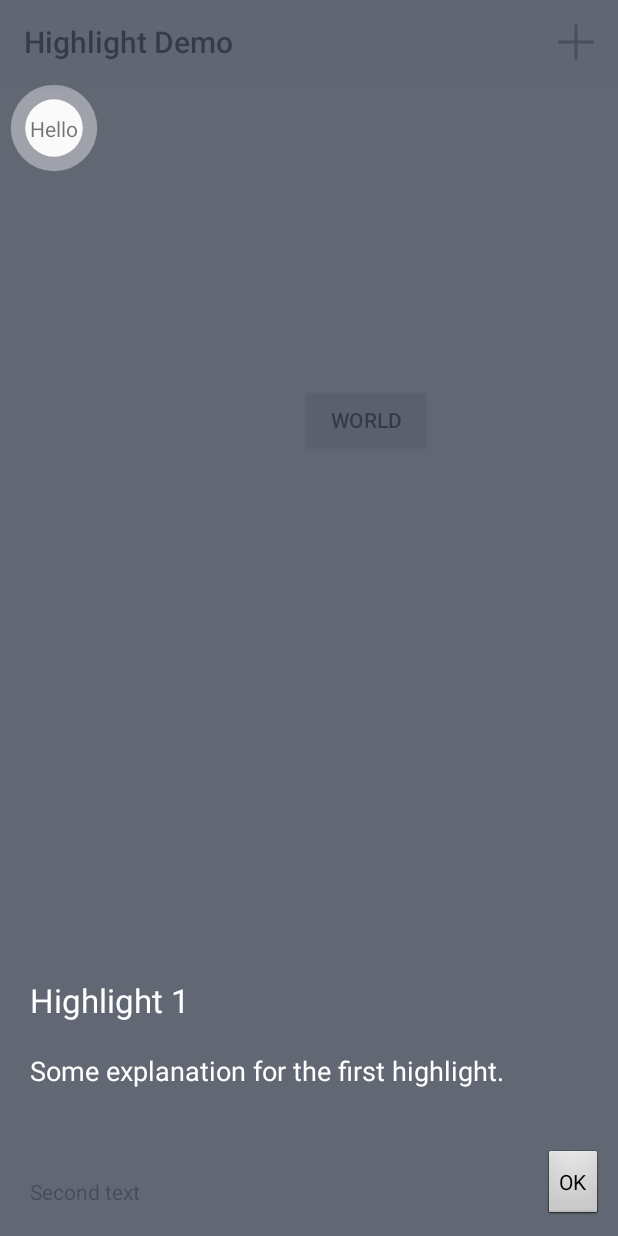
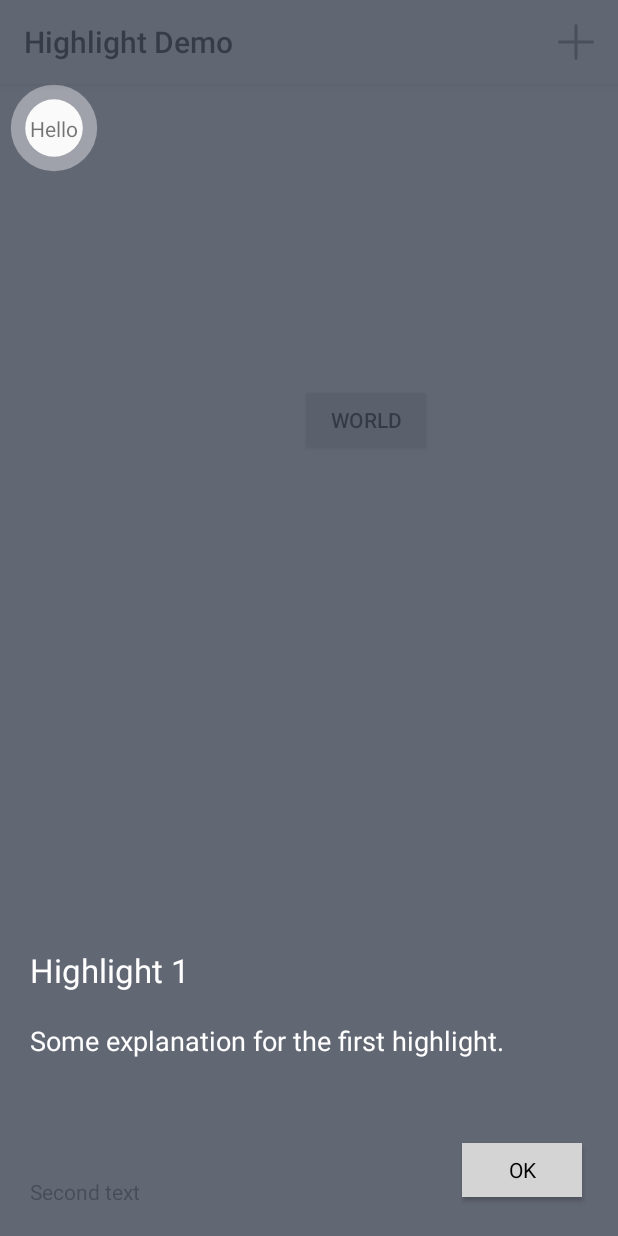
Before and after one commit to apuder/Highlight, an Android app: the screen it shows after launch (MainActivity), on a phone screen of 412 x 824 dp. Run offline under Robolectric (Android 15) with nearby library versions, the phone set to English and light mode, and no system bars.

Commit message:
Use a style for the highlight button

```diff
--- a/highlight/src/main/res/layout/highlight_bottom.xml
+++ b/highlight/src/main/res/layout/highlight_bottom.xml
@@ -7,11 +7,7 @@
 
     <Button
         android:id="@+id/highlight_button"
-        android:layout_width="wrap_content"
-        android:layout_height="wrap_content"
-        android:layout_alignParentBottom="true"
-        android:layout_alignParentRight="true"
-        android:layout_margin="@dimen/default_button_margin"
+        style="@style/HighlightButton"
         android:text="@string/default_button_label"/>
 
     <TextView
--- a/highlight/src/main/res/layout/highlight_top.xml
+++ b/highlight/src/main/res/layout/highlight_top.xml
@@ -7,11 +7,7 @@
 
     <Button
         android:id="@+id/highlight_button"
-        android:layout_width="wrap_content"
-        android:layout_height="wrap_content"
-        android:layout_alignParentBottom="true"
-        android:layout_alignParentRight="true"
-        android:layout_margin="@dimen/default_button_margin"
+        style="@style/HighlightButton"
         android:text="@string/default_button_label"/>
 
     <TextView
--- a/highlight/src/main/res/values/dimens.xml
+++ /dev/null
@@ -1,5 +0,0 @@
-<resources>
-
-    <dimen name="default_button_margin">10dp</dimen>
-
-</resources>
--- a/highlight/src/main/res/values/styles.xml
+++ b/highlight/src/main/res/values/styles.xml
@@ -19,4 +19,13 @@
         <item name="android:layout_marginBottom">30dp</item>
     </style>
 
+    <style name="HighlightButton" parent="Base.Widget.AppCompat.Button">
+        <item name="android:layout_width">wrap_content</item>
+        <item name="android:layout_height">wrap_content</item>
+        <item name="android:layout_alignParentBottom">true</item>
+        <item name="android:layout_alignParentRight">true</item>
+        <item name="android:layout_margin">20dp</item>
+        <item name="android:padding">5dp</item>
+    </style>
+
 </resources>
```
